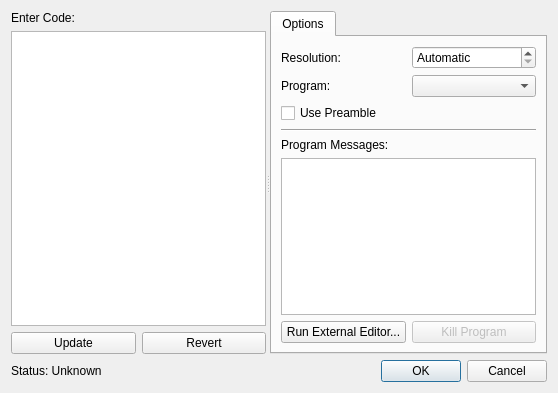
Qt form scribus/ui/latexeditor.ui (scribusproject/scribus) before a commit.
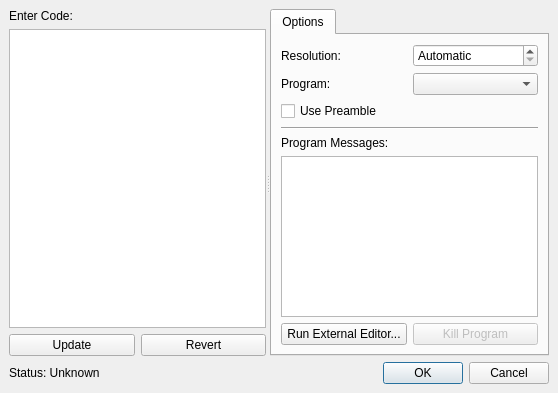
The same form after that commit.

Commit message: #16465: Unify margins and spacing for dialogs, set 5 <bubu>

Diff of the .ui file:
```diff
--- a/scribus/ui/latexeditor.ui
+++ b/scribus/ui/latexeditor.ui
@@ -14,6 +14,18 @@
    <string>Editor</string>
   </property>
   <layout class="QVBoxLayout">
+   <property name="leftMargin">
+    <number>9</number>
+   </property>
+   <property name="topMargin">
+    <number>9</number>
+   </property>
+   <property name="rightMargin">
+    <number>9</number>
+   </property>
+   <property name="bottomMargin">
+    <number>9</number>
+   </property>
    <item>
     <widget class="QSplitter" name="splitter">
      <property name="sizePolicy">
```
The commit also changes 7 other files.
